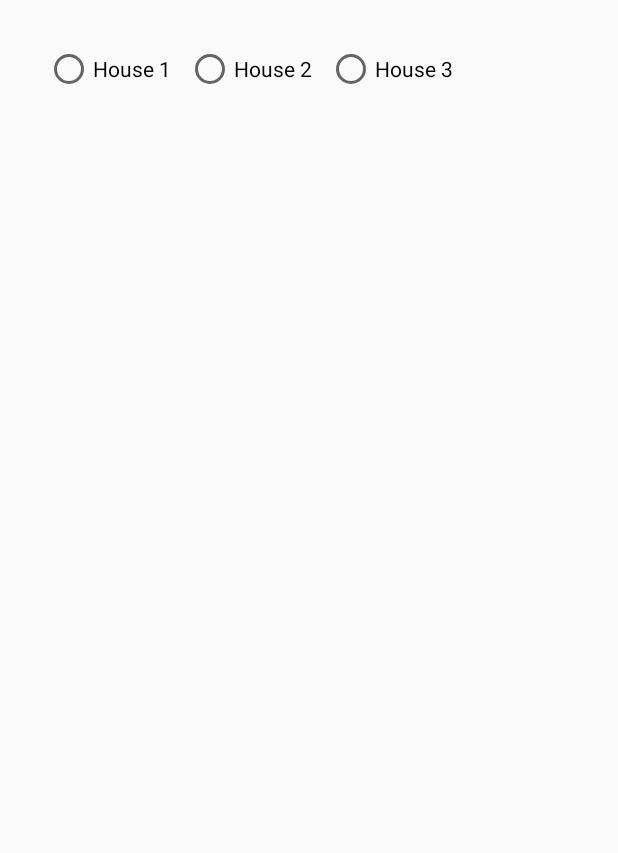
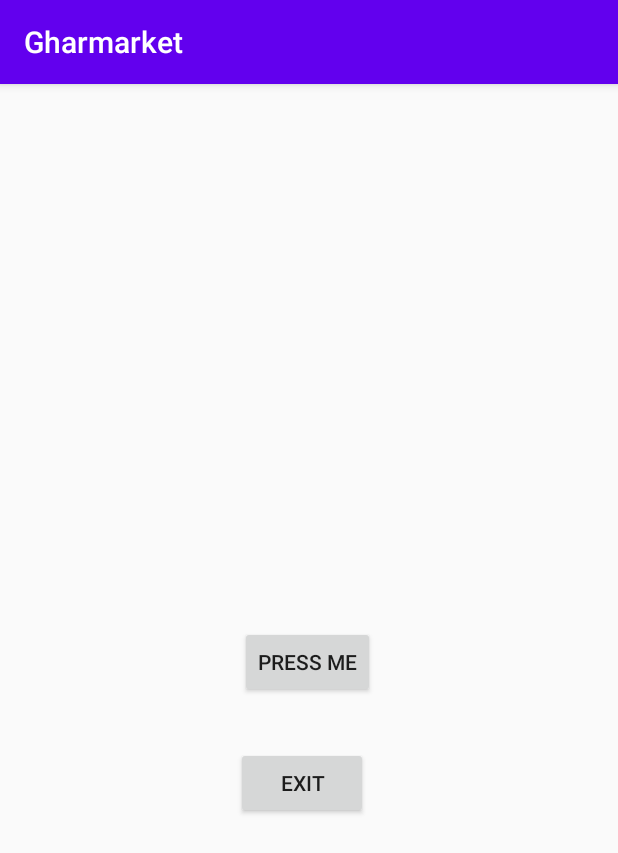
Before and after one commit to kiranojhanp/relative_layout_practice, an Android app: the screen it shows after launch (Housecheck before the commit, FirstActivity after it), on a phone screen of 412 x 824 dp. Shown: the top 853 px of the screen. Run offline under Robolectric (Android 15) with nearby library versions, the phone set to English and light mode, and no system bars.

Commit message:
Alert builder implemented

```diff
--- /dev/null
+++ b/app/src/main/java/com/example/gharmarket/FirstActivity.java
@@ -0,0 +1,63 @@
+package com.example.gharmarket;
+
+import androidx.appcompat.app.AlertDialog;
+import androidx.appcompat.app.AppCompatActivity;
+
+import android.content.DialogInterface;
+import android.content.Intent;
+import android.os.Bundle;
+import android.view.View;
+import android.widget.Button;
+import android.widget.Toast;
+
+public class FirstActivity extends AppCompatActivity {
+
+    Button first,exit;
+    AlertDialog.Builder builder;
+    @Override
+    protected void onCreate(Bundle savedInstanceState) {
+        super.onCreate(savedInstanceState);
+        setContentView(R.layout.activity_first);
+        first = findViewById(R.id.btnPress);
+        exit = findViewById(R.id.btnExit);
+
+        builder = new AlertDialog.Builder(this);
+
+        first.setOnClickListener(new View.OnClickListener() {
+            @Override
+            public void onClick(View v) {
+                String name = "Kiran Ojha";
+                Intent i = new Intent(FirstActivity.this, SecondActivity.class);
+                i.putExtra("key" , name);
+                startActivity(i);
+            }
+        });
+
+        exit.setOnClickListener(new View.OnClickListener() {
+            @Override
+            public void onClick(View v) {
+                builder.setMessage("Do you want to close this application?")
+                        .setCancelable(false)
+                        .setPositiveButton("Yes", new DialogInterface.OnClickListener() {
+                            @Override
+                            public void onClick(DialogInterface dialog, int which) {
+                                finish();
+                                Toast.makeText(FirstActivity.this, "You clicked Yes", Toast.LENGTH_LONG).show();
+                            }
+                        })
+                        .setNegativeButton("No", new DialogInterface.OnClickListener() {
+                            @Override
+                            public void onClick(DialogInterface dialog, int which) {
+                                dialog.cancel();
+                                Toast.makeText(FirstActivity.this, "You clicked No", Toast.LENGTH_LONG).show();
+                            }
+                        });
+
+                // Create dialog box
+                AlertDialog alert = builder.create();
+                alert.setTitle("My title");
+                alert.show();
+            }
+        });
+    }
+}
--- /dev/null
+++ b/app/src/main/res/layout/activity_first.xml
@@ -0,0 +1,37 @@
+<?xml version="1.0" encoding="utf-8"?>
+<androidx.constraintlayout.widget.ConstraintLayout xmlns:android="http://schemas.android.com/apk/res/android"
+    xmlns:app="http://schemas.android.com/apk/res-auto"
+    xmlns:tools="http://schemas.android.com/tools"
+    android:layout_width="match_parent"
+    android:layout_height="match_parent"
+    tools:context=".FirstActivity">
+
+    <Button
+        android:id="@+id/btnPress"
+        android:layout_width="wrap_content"
+        android:layout_height="wrap_content"
+        android:layout_marginStart="151dp"
+        android:layout_marginTop="370dp"
+        android:layout_marginEnd="154dp"
+        android:layout_marginBottom="367dp"
+        android:text="Press me"
+        app:layout_constraintBottom_toBottomOf="parent"
+        app:layout_constraintEnd_toEndOf="parent"
+        app:layout_constraintStart_toStartOf="parent"
+        app:layout_constraintTop_toTopOf="parent" />
+
+    <Button
+        android:id="@+id/btnExit"
+        android:layout_width="wrap_content"
+        android:layout_height="wrap_content"
+        android:layout_marginStart="148dp"
+        android:layout_marginTop="36dp"
+        android:layout_marginEnd="157dp"
+        android:layout_marginBottom="282dp"
+        android:text="Exit"
+        app:layout_constraintBottom_toBottomOf="parent"
+        app:layout_constraintEnd_toEndOf="parent"
+        app:layout_constraintStart_toStartOf="parent"
+        app:layout_constraintTop_toBottomOf="@+id/btnPress" />
+
+</androidx.constraintlayout.widget.ConstraintLayout>
```
Also changed, not shown: app/src/main/AndroidManifest.xml (+12 -11 lines), app/src/main/java/com/example/gharmarket/HousecheckActivity.java (renamed from app/src/main/java/com/example/gharmarket/Housecheck.java, +17 -1 lines), app/src/main/java/com/example/gharmarket/LoginActivity.java (+41 -11 lines), app/src/main/java/com/example/gharmarket/SecondActivity.java (added, +37 -0 lines), app/src/main/res/layout/activity_housecheck.xml (+20 -2 lines), app/src/main/res/layout/activity_login.xml (+33 -14 lines), app/src/main/res/layout/activity_second.xml (added, +38 -0 lines), app/src/main/res/values/customtheme.xml (added, +15 -0 lines).
